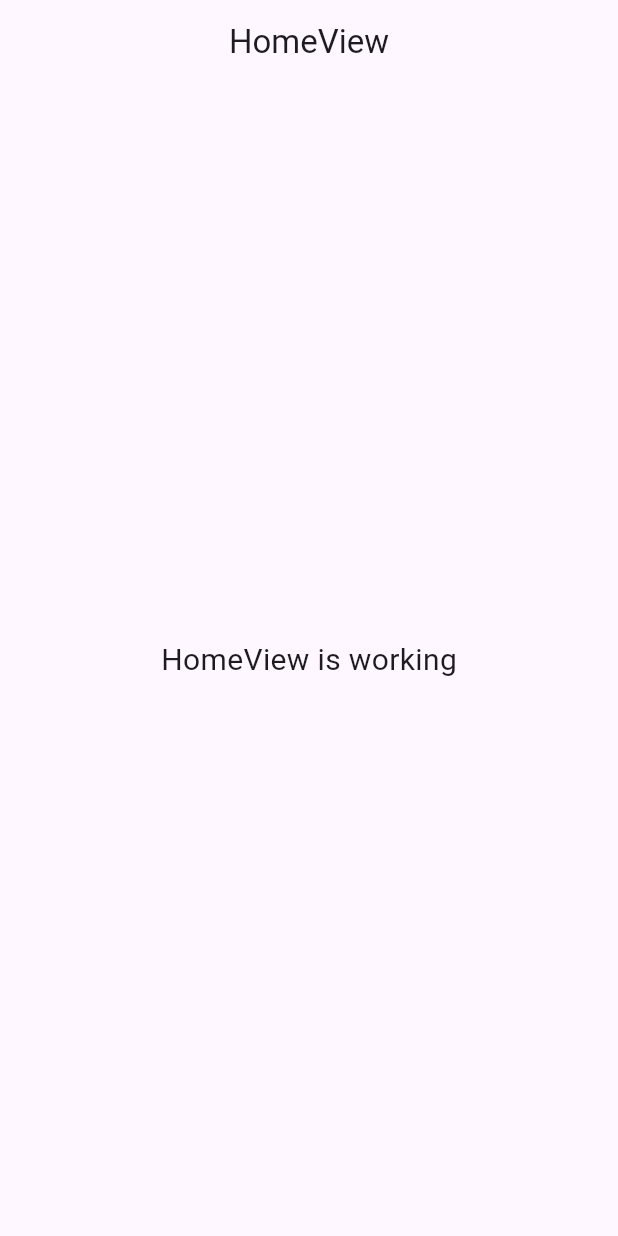
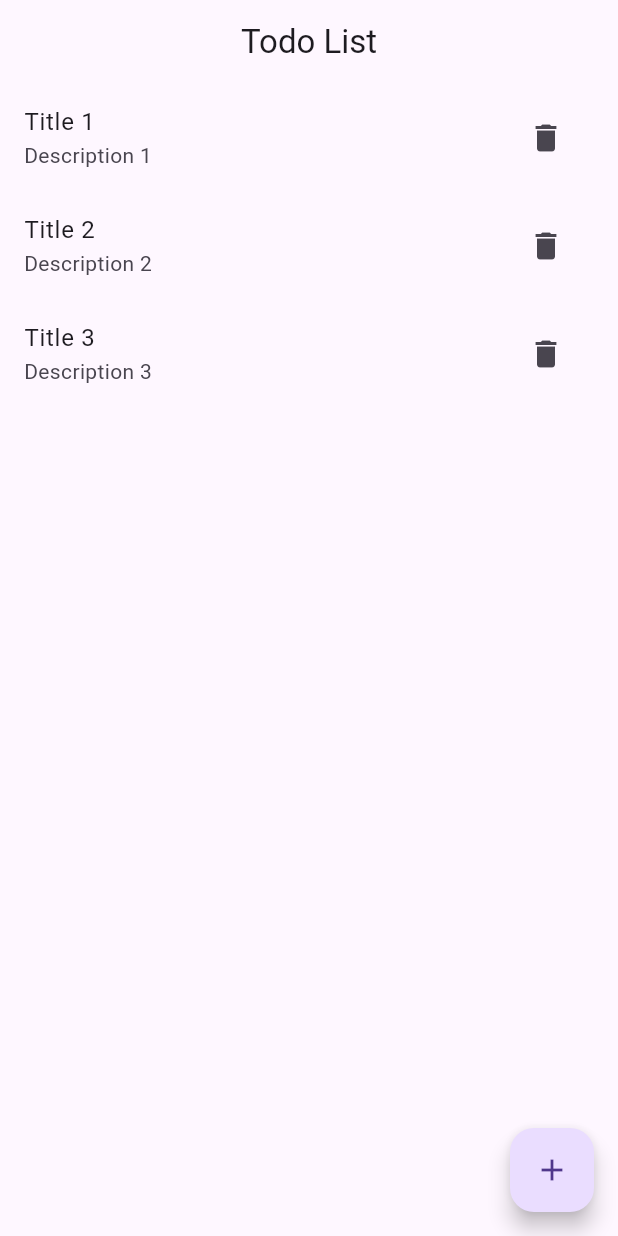
Before and after one commit to thanchayawikgithub/flutter_getx, a Flutter app: the screen it shows after launch, on a phone screen of 412 x 824 dp. Run offline on Flutter 3.47's test engine with Material 3 defaults, Android fonts, the phone set to English and light mode, and no system bars; our stand-ins replace get.

Commit message:
add todo list

```diff
--- /dev/null
+++ b/lib/app/data/services/todo_service.dart
@@ -0,0 +1,23 @@
+import 'package:get/get.dart';
+import 'package:test_getx/app/data/todo.dart';
+
+class TodoService extends GetxService {
+  final todos = <Todo>[
+    Todo(title: 'Title 1', description: 'Description 1'),
+    Todo(title: 'Title 2', description: 'Description 2'),
+    Todo(title: 'Title 3', description: 'Description 3')
+  ].obs;
+
+  void addTodo(Todo todo) {
+    todos.add(todo);
+  }
+
+  void removeTodoAt(int index) {
+    todos.removeAt(index);
+  }
+
+  void toggleTodoStatus(int index) {
+    todos[index].isDone = !todos[index].isDone;
+    todos.refresh();
+  }
+}
--- a/lib/app/data/todo.dart
+++ b/lib/app/data/todo.dart
@@ -0,0 +1,62 @@
+// ignore_for_file: public_member_api_docs, sort_constructors_first
+import 'dart:convert';
+
+class Todo {
+  String title;
+  String description;
+  bool isDone;
+  Todo({
+    required this.title,
+    required this.description,
+    this.isDone = false,
+  });
+
+  Todo copyWith({
+    String? title,
+    String? description,
+    bool? isDone,
+  }) {
+    return Todo(
+      title: title ?? this.title,
+      description: description ?? this.description,
+      isDone: isDone ?? this.isDone,
+    );
+  }
+
+  Map<String, dynamic> toMap() {
+    return <String, dynamic>{
+      'title': title,
+      'description': description,
+      'isDone': isDone,
+    };
+  }
+
+  factory Todo.fromMap(Map<String, dynamic> map) {
+    return Todo(
+      title: map['title'] as String,
+      description: map['description'] as String,
+      isDone: map['isDone'] as bool,
+    );
+  }
+
+  String toJson() => json.encode(toMap());
+
+  factory Todo.fromJson(String source) =>
+      Todo.fromMap(json.decode(source) as Map<String, dynamic>);
+
+  @override
+  String toString() =>
+      'Todo(title: $title, description: $description, isDone: $isDone)';
+
+  @override
+  bool operator ==(covariant Todo other) {
+    if (identical(this, other)) return true;
+
+    return other.title == title &&
+        other.description == description &&
+        other.isDone == isDone;
+  }
+
+  @override
+  int get hashCode => title.hashCode ^ description.hashCode ^ isDone.hashCode;
+}
--- a/lib/app/modules/home/bindings/home_binding.dart
+++ b/lib/app/modules/home/bindings/home_binding.dart
@@ -1,4 +1,5 @@
 import 'package:get/get.dart';
+import 'package:test_getx/app/data/services/todo_service.dart';
 
 import '../controllers/home_controller.dart';
 
@@ -8,5 +9,6 @@ class HomeBinding extends Bindings {
     Get.lazyPut<HomeController>(
       () => HomeController(),
     );
+    Get.lazyPut<TodoService>(() => TodoService());
   }
 }
--- a/lib/app/modules/home/controllers/home_controller.dart
+++ b/lib/app/modules/home/controllers/home_controller.dart
@@ -1,7 +1,22 @@
 import 'package:get/get.dart';
+import 'package:test_getx/app/data/services/todo_service.dart';
+import 'package:test_getx/app/data/todo.dart';
 
 class HomeController extends GetxController {
-  //TODO: Implement HomeController
+  final TodoService todoService = Get.find();
+
+  void addNewTodo() {
+    todoService
+        .addTodo(Todo(title: 'New Task', description: 'Task Description'));
+  }
+
+  void toggleTodoStatus(int index) {
+    todoService.toggleTodoStatus(index);
+  }
+
+  void removeTodoAt(int index) {
+    todoService.removeTodoAt(index);
+  }
 
   final count = 0.obs;
   @override
--- a/lib/app/modules/home/views/home_view.dart
+++ b/lib/app/modules/home/views/home_view.dart
@@ -5,19 +5,40 @@ import 'package:get/get.dart';
 import '../controllers/home_controller.dart';
 
 class HomeView extends GetView<HomeController> {
-  const HomeView({Key? key}) : super(key: key);
+  HomeView({Key? key}) : super(key: key);
   @override
   Widget build(BuildContext context) {
     return Scaffold(
       appBar: AppBar(
-        title: const Text('HomeView'),
+        title: const Text('Todo List'),
         centerTitle: true,
       ),
-      body: const Center(
-        child: Text(
-          'HomeView is working',
-          style: TextStyle(fontSize: 20),
-        ),
+      body: Obx(() {
+        return ListView.builder(
+            itemCount: controller.todoService.todos.length,
+            itemBuilder: (context, index) {
+              final todo = controller.todoService.todos[index];
+              return ListTile(
+                tileColor: todo.isDone ? Colors.green : Colors.transparent,
+                title: Text(todo.title),
+                subtitle: Text(todo.description),
+                trailing: IconButton(
+                  icon: const Icon(Icons.delete),
+                  onPressed: () {
+                    controller.removeTodoAt(index);
+                  },
+                ),
+                onLongPress: () {
+                  controller.toggleTodoStatus(index);
+                },
+              );
+            });
+      }),
+      floatingActionButton: FloatingActionButton(
+        onPressed: () {
+          controller.addNewTodo();
+        },
+        child: Icon(Icons.add),
       ),
     );
   }
--- a/lib/app/routes/app_pages.dart
+++ b/lib/app/routes/app_pages.dart
@@ -13,7 +13,7 @@ class AppPages {
   static final routes = [
     GetPage(
       name: _Paths.HOME,
-      page: () => const HomeView(),
+      page: () => HomeView(),
       binding: HomeBinding(),
     ),
   ];
```
